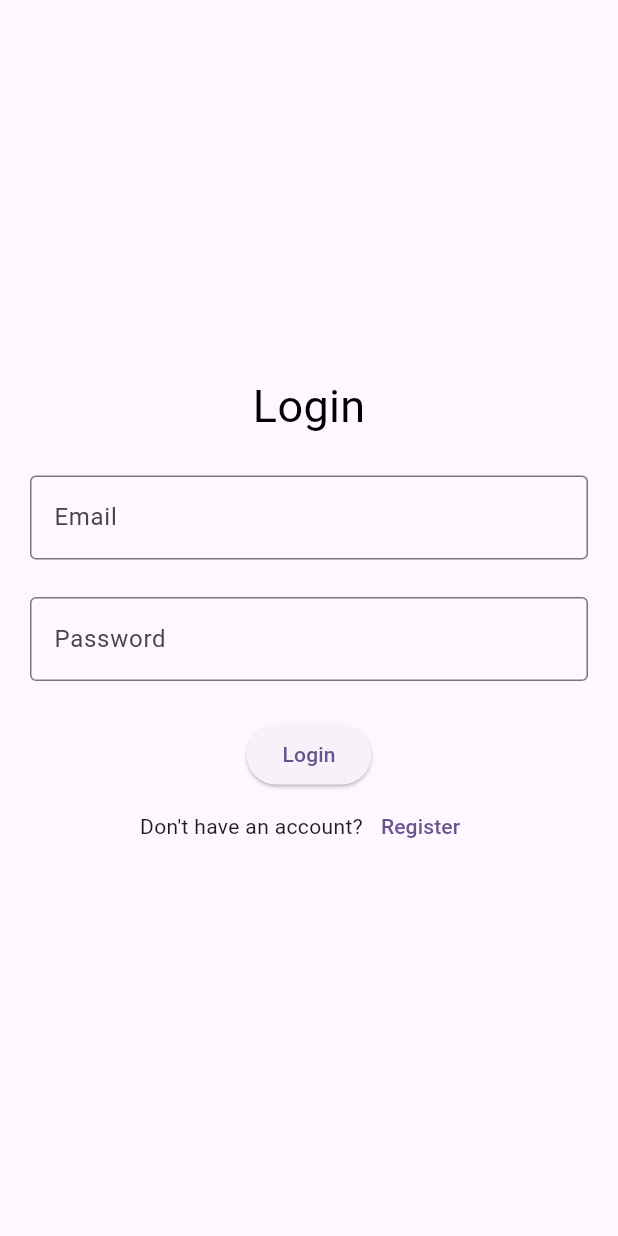
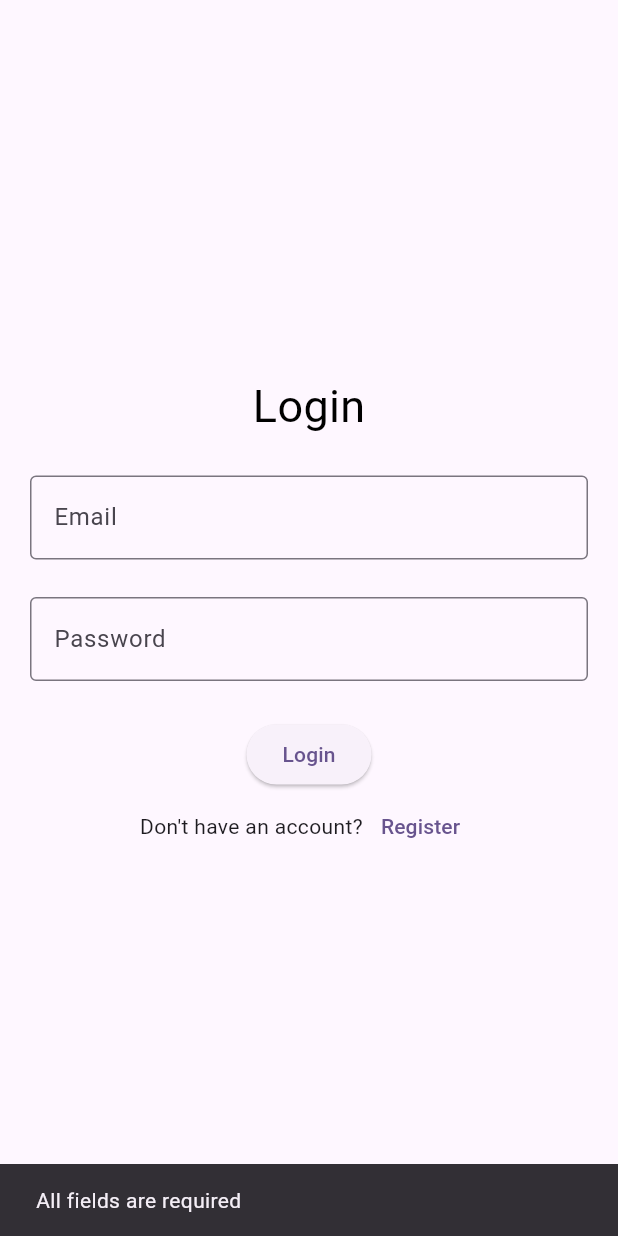
Before and after one commit to Rahul-Rasve/Flutter-Payment-Gateway, a Flutter app: the screen it shows after launch, after a tap on "Login", on a phone screen of 412 x 824 dp. Run offline on Flutter 3.47's test engine with Material 3 defaults, Android fonts, the phone set to English and light mode, and no system bars; our stand-ins replace bloc, dio, equatable, flutter_bloc.

Commit message:
login & signup bloc generated

```diff
--- /dev/null
+++ b/client/lib/bloc/login_bloc.dart
@@ -0,0 +1,68 @@
+import 'package:bloc/bloc.dart';
+import 'package:client/api/api_client.dart';
+import 'package:client/models/api_response.dart';
+import 'package:equatable/equatable.dart';
+
+//-------------------EVENTS
+abstract class LoginEvent extends Equatable {
+  const LoginEvent();
+
+  @override
+  List<Object> get props => [];
+}
+
+class LoginButtonPressed extends LoginEvent {
+  final String email;
+  final String password;
+
+  const LoginButtonPressed({
+    required this.email,
+    required this.password,
+  });
+}
+
+//-------------------STATES
+abstract class LoginState extends Equatable {
+  const LoginState();
+
+  @override
+  List<Object> get props => [];
+}
+
+class LoginInitial extends LoginState {}
+
+class LoginLoading extends LoginState {}
+
+class LoginSuccess extends LoginState {}
+
+class LoginFailure extends LoginState {
+  final String error;
+
+  const LoginFailure({required this.error});
+
+  @override
+  List<Object> get props => [error];
+}
+
+//-------------------BLOC
+class LoginBloc extends Bloc<LoginEvent, LoginState> {
+  LoginBloc() : super(LoginInitial());
+
+  final ApiClient api = ApiClient();
+
+  Stream<LoginState> mapEventToState(LoginEvent event) async* {
+    if (event is LoginButtonPressed) {
+      yield LoginLoading();
+      try {
+        final ApiResponse reponse =
+            await api.loginUser(event.email, event.password);
+        if (reponse.resultStatus == ResultStatus.success) {
+          yield LoginSuccess();
+        }
+        yield LoginFailure(error: reponse.message);
+      } catch (e) {
+        yield LoginFailure(error: e.toString());
+      }
+    }
+  }
+}
--- /dev/null
+++ b/client/lib/models/api_response.dart
@@ -0,0 +1,14 @@
+enum ResultStatus { success, failure }
+
+class ApiResponse {
+  Map<String, dynamic>? headers;
+  ResultStatus? resultStatus;
+  dynamic responseData;
+  String message;
+
+  ApiResponse(
+      {this.resultStatus,
+      this.responseData,
+      this.message = "Unknown",
+      this.headers});
+}
--- a/client/lib/screens/login.dart
+++ b/client/lib/screens/login.dart
@@ -1,5 +1,8 @@
+import 'package:client/bloc/login_bloc.dart';
+import 'package:client/screens/home.dart';
 import 'package:client/screens/signup.dart';
 import 'package:flutter/material.dart';
+import 'package:flutter_bloc/flutter_bloc.dart';
 
 class LoginScreen extends StatefulWidget {
   const LoginScreen({super.key});
@@ -9,12 +12,49 @@ class LoginScreen extends StatefulWidget {
 }
 
 class _LoginScreenState extends State<LoginScreen> {
+  late final TextEditingController _emailController;
+  late final TextEditingController _passwordController;
+
+  @override
+  void initState() {
+    super.initState();
+    _emailController = TextEditingController(text: "");
+    _passwordController = TextEditingController(text: "");
+  }
+
   @override
   Widget build(BuildContext context) {
     return Scaffold(
-      body: Center(
-        child: Padding(
-          padding: const EdgeInsets.symmetric(horizontal: 20.0, vertical: 10.0),
+      body: BlocProvider(
+        create: (context) => LoginBloc(),
+        child: BlocListener<LoginBloc, LoginState>(
+          listener: (context, state) {
+            if (state is LoginSuccess) {
+              debugPrint("Login Success");
+              ScaffoldMessenger.of(context).showSnackBar(
+                const SnackBar(
+                  content: Text("Login Success"),
+                ),
+              );
+              Navigator.pushReplacement(
+                context,
+                MaterialPageRoute(
+                  builder: (_) => const HomeScreen(),
+                ),
+              );
+            } else if (state is LoginFailure) {
+              ScaffoldMessenger.of(context).showSnackBar(
+                SnackBar(
+                  content: Text(state.error),
+                ),
+              );
+            }
+          },
+          child: BlocBuilder<LoginBloc, LoginState>(
+            builder: (context, state) {
+              return Padding(
+                padding: const EdgeInsets.symmetric(
+                    horizontal: 20.0, vertical: 10.0),
                 child: Column(
                   mainAxisAlignment: MainAxisAlignment.center,
                   children: [
@@ -23,31 +63,52 @@ class _LoginScreenState extends State<LoginScreen> {
                       style: TextStyle(fontSize: 30, color: Colors.black),
                     ),
                     const SizedBox(height: 25),
-              const TextField(
-                key: Key("Email-Field"),
+                    TextField(
+                      key: const Key("Email-Field"),
+                      controller: _emailController,
                       keyboardType: TextInputType.emailAddress,
-                decoration: InputDecoration(
+                      decoration: const InputDecoration(
                         labelText: "Email",
                         hintText: "Enter your Email",
                         border: OutlineInputBorder(),
                       ),
                     ),
                     const SizedBox(height: 25),
-              const TextField(
-                key: Key("Password-Field"),
-                keyboardType: TextInputType.visiblePassword,
+                    TextField(
+                      key: const Key("Password-Field"),
+                      controller: _passwordController,
+                      keyboardType: TextInputType.text,
                       obscureText: true,
-                decoration: InputDecoration(
+                      decoration: const InputDecoration(
                         labelText: "Password",
                         hintText: "Enter your Password",
                         border: OutlineInputBorder(),
                       ),
                     ),
                     const SizedBox(height: 25),
-              ElevatedButton(
+                    state is LoginLoading
+                        ? const CircularProgressIndicator()
+                        : ElevatedButton(
                             key: const Key("Login-Button"),
                             onPressed: () {
                               debugPrint("Login Button Pressed");
+                              final String email = _emailController.text;
+                              final String password = _passwordController.text;
+
+                              if (email.isEmpty || password.isEmpty) {
+                                ScaffoldMessenger.of(context).showSnackBar(
+                                  const SnackBar(
+                                    content: Text("All fields are required"),
+                                  ),
+                                );
+                              } else {
+                                BlocProvider.of<LoginBloc>(context).add(
+                                  LoginButtonPressed(
+                                    email: email,
+                                    password: password,
+                                  ),
+                                );
+                              }
                             },
                             child: const Text("Login"),
                           ),
@@ -70,6 +131,9 @@ class _LoginScreenState extends State<LoginScreen> {
                     )
                   ],
                 ),
+              );
+            },
+          ),
         ),
       ),
     );
--- a/client/pubspec.yaml
+++ b/client/pubspec.yaml
@@ -36,7 +36,12 @@ dependencies:
   # Use with the CupertinoIcons class for iOS style icons.
   cupertino_icons: ^1.0.6
   razorpay_flutter: ^1.3.7
+  flutter_bloc: ^8.1.6
+  dio: ^5.7.0
+  get_it: ^8.0.0
   bloc: ^8.1.4
+  meta: ^1.11.0
+  equatable: ^2.0.5
 
 dev_dependencies:
   flutter_test:
```
Also changed, not shown: client/lib/api/api_client.dart (added, +67 -0 lines), client/lib/api/interceptor.dart (added, +20 -0 lines), client/lib/models/user_model.dart (added, +21 -0 lines), client/lib/screens/signup.dart (+28 -16 lines), client/pubspec.lock, 1 other file. Lines whose indentation alone changed are shown as unchanged.
